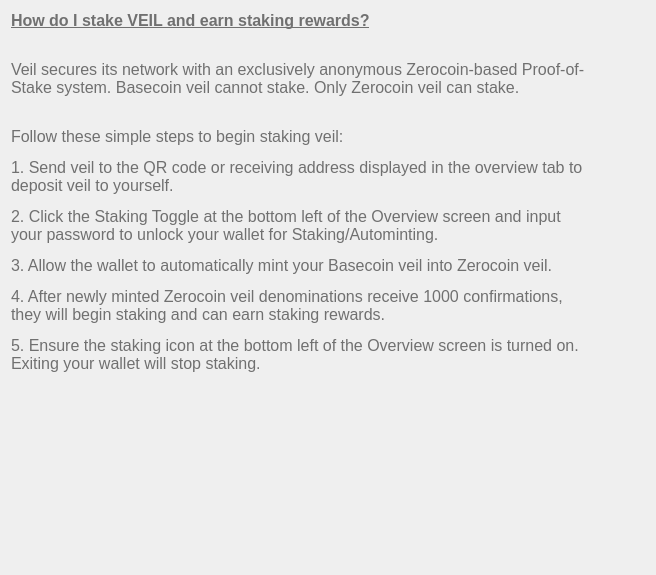
First picture: the form in src/qt/veil/forms/settingsfaq08.ui, repository Veil-Project/veil, before the edit.
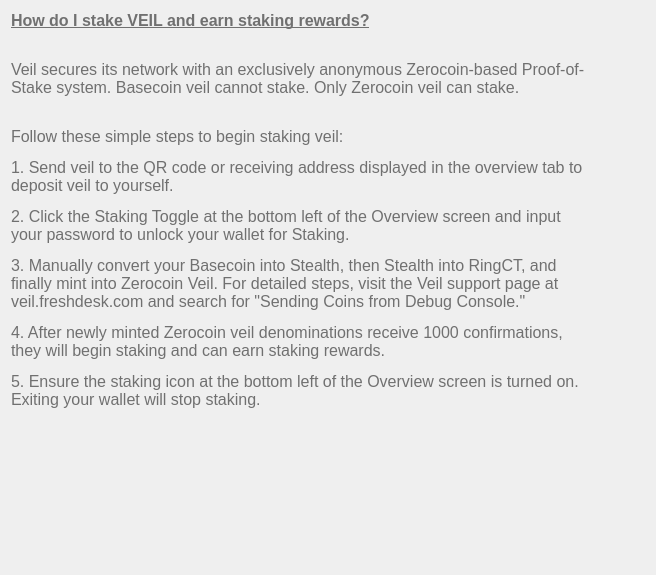
Second picture: the form after the edit.

Commit message: Enhanced FAQ Section: Updated Staking, Mining, and General Guidance (#1043)

The edit to the form file:
```diff
--- a/src/qt/veil/forms/settingsfaq08.ui
+++ b/src/qt/veil/forms/settingsfaq08.ui
@@ -33,7 +33,7 @@
       <string notr="true">font-weight:200;</string>
      </property>
      <property name="text">
-      <string>&lt;html&gt;&lt;head/&gt;&lt;body&gt;&lt;p&gt;&lt;span style=&quot; font-weight:600; text-decoration: underline;&quot;&gt;How do I stake VEIL and earn staking rewards?&lt;/span&gt;&lt;/p&gt;&lt;p&gt;&lt;br/&gt;Veil secures its network with an exclusively anonymous Zerocoin-based Proof-of-Stake system. Basecoin veil cannot stake. Only Zerocoin veil can stake.&lt;br/&gt;&lt;/p&gt;&lt;p&gt;Follow these simple steps to begin staking veil:&lt;/p&gt;&lt;p&gt;1. Send veil to the QR code or receiving address displayed in the overview tab to deposit veil to yourself.&lt;/p&gt;&lt;p&gt;2. Click the Staking Toggle at the bottom left of the Overview screen and input your password to unlock your wallet for Staking/Autominting.&lt;/p&gt;&lt;p&gt;3. Allow the wallet to automatically mint your Basecoin veil into Zerocoin veil.&lt;/p&gt;&lt;p&gt;4. After newly minted Zerocoin veil denominations receive 1000 confirmations, they will begin staking and can earn staking rewards.&lt;/p&gt;&lt;p&gt;5. Ensure the staking icon at the bottom left of the Overview screen is turned on. Exiting your wallet will stop staking. &lt;/p&gt;&lt;/body&gt;&lt;/html&gt;</string>
+      <string>&lt;html&gt;&lt;head/&gt;&lt;body&gt;&lt;p&gt;&lt;span style=&quot; font-weight:600; text-decoration: underline;&quot;&gt;How do I stake VEIL and earn staking rewards?&lt;/span&gt;&lt;/p&gt;&lt;p&gt;&lt;br/&gt;Veil secures its network with an exclusively anonymous Zerocoin-based Proof-of-Stake system. Basecoin veil cannot stake. Only Zerocoin veil can stake.&lt;br/&gt;&lt;/p&gt;&lt;p&gt;Follow these simple steps to begin staking veil:&lt;/p&gt;&lt;p&gt;1. Send veil to the QR code or receiving address displayed in the overview tab to deposit veil to yourself.&lt;/p&gt;&lt;p&gt;2. Click the Staking Toggle at the bottom left of the Overview screen and input your password to unlock your wallet for Staking.&lt;/p&gt;&lt;p&gt;3. Manually convert your Basecoin into Stealth, then Stealth into RingCT, and finally mint into Zerocoin Veil. For detailed steps, visit the Veil support page at veil.freshdesk.com and search for "Sending Coins from Debug Console."&lt;/p&gt;&lt;p&gt;4. After newly minted Zerocoin veil denominations receive 1000 confirmations, they will begin staking and can earn staking rewards.&lt;/p&gt;&lt;p&gt;5. Ensure the staking icon at the bottom left of the Overview screen is turned on. Exiting your wallet will stop staking. &lt;/p&gt;&lt;/body&gt;&lt;/html&gt;</string>
      </property>
      <property name="alignment">
       <set>Qt::AlignLeading|Qt::AlignLeft|Qt::AlignTop</set>
```
The commit also changes 7 other files.
